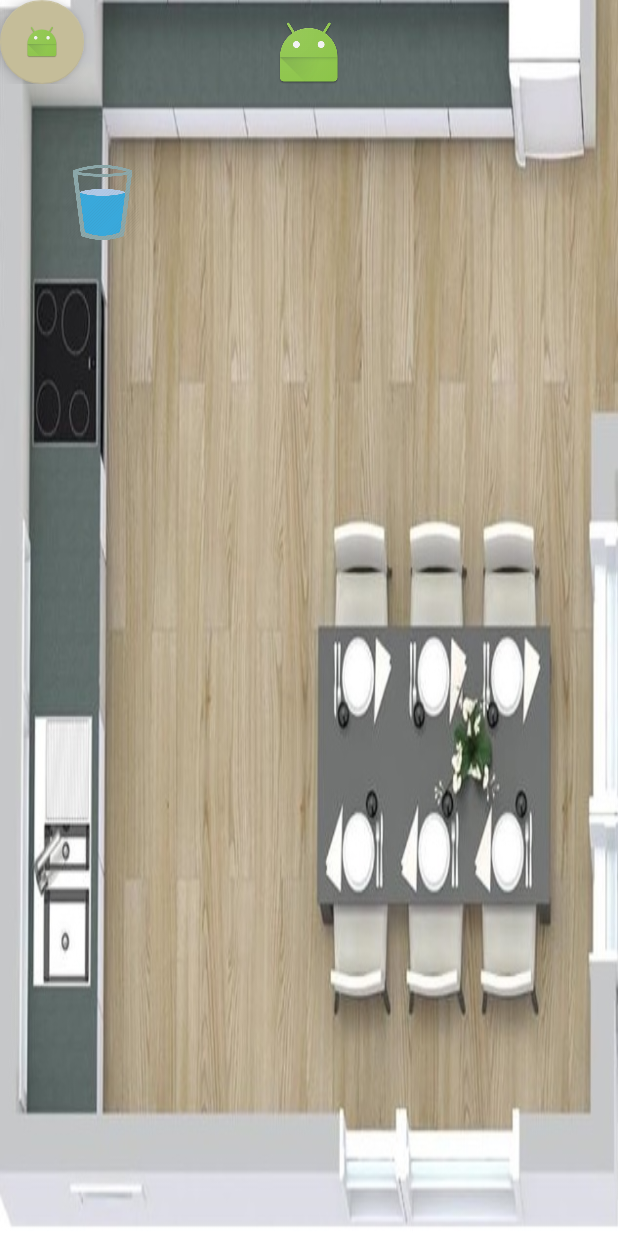
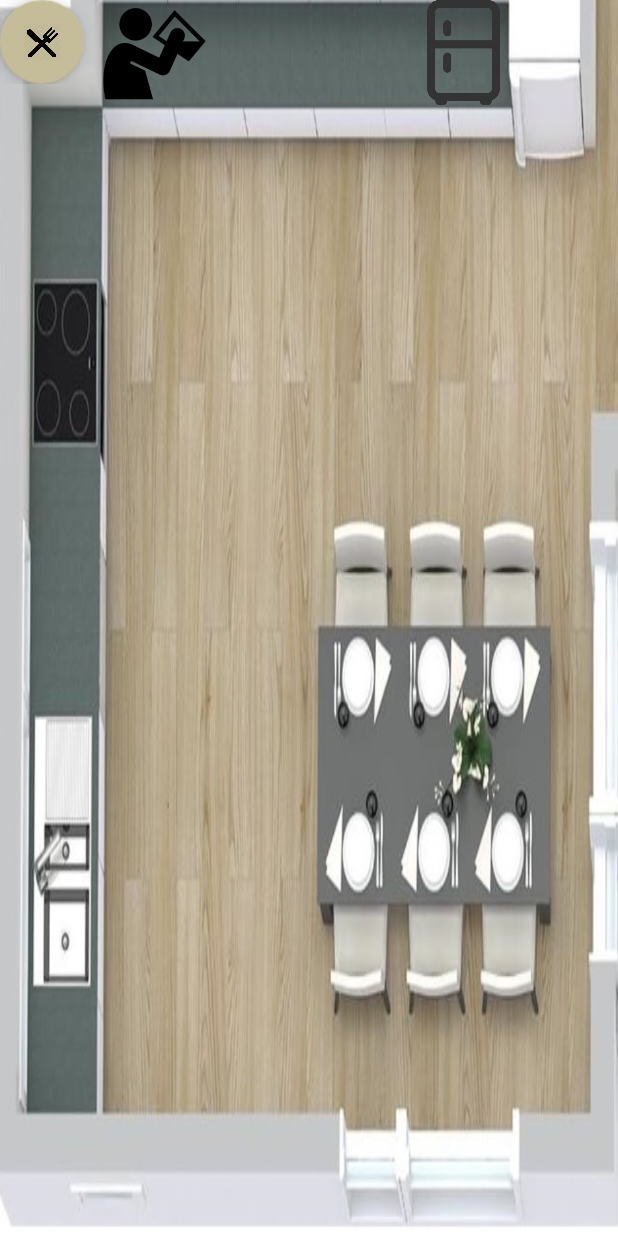
Before and after one commit to Zerakul/SmartyHomey, an Android app: the KitchenActivity screen opened directly, with no data from a screen before it, on a phone screen of 412 x 824 dp. Run offline under Robolectric (Android 15) with nearby library versions, the phone set to English and light mode, and no system bars; libraries missing offline, so code that uses them is left out: com.github.fafaldo.fabtoolbar; plain views replace FABToolbarLayout; 2 statements that could not run were skipped.

Commit message:
added Kitchen icons and action also created a popup for kitchen shoping list

```diff
--- a/app/src/main/java/com/homey/smarty/smartyhomey/KitchenActivity.java
+++ b/app/src/main/java/com/homey/smarty/smartyhomey/KitchenActivity.java
@@ -3,16 +3,100 @@ package com.homey.smarty.smartyhomey;
 import android.os.Bundle;
 import android.os.PersistableBundle;
 import android.support.v4.app.FragmentActivity;
+import android.view.MotionEvent;
+import android.view.View;
+import android.widget.ImageView;
+
+import com.github.fafaldo.fabtoolbar.widget.FABToolbarLayout;
+import com.homey.smarty.smartyhomey.Managers.PopUpManager;
+import com.homey.smarty.smartyhomey.Managers.TTSManager;
 
 /**
  * Created by Seiran on 17/07/2017.
  */
 
 public class KitchenActivity extends FragmentActivity {
+    public FABToolbarLayout layout;
+    public TTSManager tts;
+    public PopUpManager pm;
 
     @Override
     protected void onCreate(Bundle savedInstanceState) {
         super.onCreate(savedInstanceState);
         setContentView(R.layout.kitchen_activity);
+        pm = new PopUpManager(this, KitchenActivity.this);
+
+        tts = new TTSManager(this);
+
+        setFab();
+    }
+
+    @Override
+    protected void onStop() {
+        super.onStop();
+        tts.stop();
+    }
+
+    @Override
+    protected void onDestroy() {
+        super.onDestroy();
+        tts.shutDown();
+
+    }
+
+    public void waterGlassTap (View v){
+
+        ImageView wg = (ImageView) findViewById(R.id.water_glass);
+        wg.setImageResource(R.drawable.water_glass_empty);
+
+        tts.talkLater("Water Drinked");
+
+    }
+
+
+    public void drinkWaterTap(View v) {
+        ImageView wg = (ImageView) findViewById(R.id.water_glass);
+        wg.setImageResource(R.drawable.waterglass);
+        wg.setVisibility(View.VISIBLE);
+
+
+        tts.talkLater("Water Served");
+
+
+    }
+
+
+    private void setFab() {
+        View fab;
+        layout = (FABToolbarLayout) findViewById(R.id.fabtoolbar);
+        fab = findViewById(R.id.fabtoolbar_fab);
+
+        fab.setOnClickListener(new View.OnClickListener() {
+            @Override
+            public void onClick(View v) {
+                layout.show();
+            }
+        });
+        layout.setOnTouchListener(new View.OnTouchListener() {
+            @Override
+            public boolean onTouch(View v, MotionEvent event) {
+                layout.hide();
+                return false;
+            }
+        });
+    }
+
+    public void shopingCartTap(View v){
+
+        pm.makePopUp(v,R.layout.shopinglist_popup);
+
+    }
+
+    public void frideTap (View v){
+        ImageView wg = (ImageView) findViewById(R.id.shopingCart);
+        wg.setVisibility(View.VISIBLE);
+
+        tts.talkLater("Shopping cart ready");
+
     }
 }
--- a/app/src/main/java/com/homey/smarty/smartyhomey/LoginActivity.java
+++ b/app/src/main/java/com/homey/smarty/smartyhomey/LoginActivity.java
@@ -188,6 +188,7 @@ public class LoginActivity extends Activity implements LoaderCallbacks<Cursor> {
             if(Controller.VerifyUser(email, password)) {
                 Intent intent = new Intent(LoginActivity.this, MainActivity.class);
                 startActivity(intent);
+                finish();
             } else {
                 PopUpManager mPopUpManager = new PopUpManager(this, LoginActivity.this);
                 mPopUpManager.customErrorToast(getResources().getString(R.string.invalid_sign_in_params));
--- a/app/src/main/java/com/homey/smarty/smartyhomey/MainActivity.java
+++ b/app/src/main/java/com/homey/smarty/smartyhomey/MainActivity.java
@@ -20,7 +20,7 @@ public class MainActivity extends FragmentActivity {
     //TODO timer class (Seiran will do)
     //TODO code cleanup
     //TODO change popup colors
-    //TODO TTS on pause (shutdown)
+    //TODO TTS on pause (example in kitchen activity)
     //TODO Bathrom/SleepRoom (DANA)
     //TODO kitchen living room settings activity (Seiran)
 
--- a/app/src/main/java/com/homey/smarty/smartyhomey/Managers/TTSManager.java
+++ b/app/src/main/java/com/homey/smarty/smartyhomey/Managers/TTSManager.java
@@ -69,7 +69,7 @@ public class TTSManager {
      */
     public void talk(String string) {
 
-        if(sharedPreferences.getBoolean(ConstantValues.UI_VOICE_SWITCH,false))
+        if(sharedPreferences.getBoolean(ConstantValues.UI_VOICE_SWITCH,true))
         if (Build.VERSION.SDK_INT >= Build.VERSION_CODES.LOLLIPOP) {
             ttsGreater21(string, TextToSpeech.QUEUE_FLUSH);
         } else {
@@ -85,7 +85,7 @@ public class TTSManager {
      */
     public void talkLater(String s){
 
-        if(sharedPreferences.getBoolean(ConstantValues.UI_VOICE_SWITCH,false))
+        if(sharedPreferences.getBoolean(ConstantValues.UI_VOICE_SWITCH,true))
         if (Build.VERSION.SDK_INT >= Build.VERSION_CODES.LOLLIPOP) {
             ttsGreater21(s, TextToSpeech.QUEUE_ADD);
         } else {
--- a/app/src/main/res/layout/activity_main.xml
+++ b/app/src/main/res/layout/activity_main.xml
@@ -54,7 +54,7 @@
                 android:layout_weight="0.3"
                 android:onClick="onKitchenBtnTap"
                 android:scaleType="centerInside"
-                android:src="@mipmap/ic_launcher"/>
+                android:src="@drawable/kitchenicon"/>
 
 
             <ImageView
--- a/app/src/main/res/layout/kitchen_activity.xml
+++ b/app/src/main/res/layout/kitchen_activity.xml
@@ -44,7 +44,7 @@
                 android:layout_width="wrap_content"
                 android:layout_height="wrap_content"
                 app:fabSize="normal"
-                android:src="@mipmap/ic_launcher"
+                android:src="@drawable/kitchenicon"
                 app:backgroundTint="@color/CoralRif" />
 
         </RelativeLayout>
@@ -57,13 +57,24 @@
             android:orientation="horizontal">
 
             <ImageView
-            android:id="@+id/connectBtn"
+            android:id="@+id/waterDrinkImg"
             android:layout_width="0dp"
             android:layout_height="match_parent"
             android:layout_weight="0.3"
-            android:onClick="onKitchenBtnTap"
+            android:onClick="drinkWaterTap"
             android:scaleType="centerInside"
-            android:src="@mipmap/ic_launcher"/>
+
+            android:src="@drawable/drinkwater"/>
+
+            <ImageView
+                android:id="@+id/frezer"
+                android:layout_width="0dp"
+                android:layout_height="match_parent"
+                android:layout_weight="0.3"
+                android:onClick="frideTap"
+                android:scaleType="centerInside"
+
+                android:src="@drawable/fridge"/>
 
 
 
@@ -78,11 +89,27 @@
             android:layout_width="50dp"
             android:layout_height="50dp"
             android:src="@drawable/waterglass"
-            android:layout_marginStart="43dp"
-            android:layout_marginTop="110dp"
-            android:id="@+id/imageView2"
+            android:layout_marginStart="97dp"
+            android:layout_marginTop="90dp"
+            android:onClick="waterGlassTap"
+            android:id="@+id/water_glass"
+            android:visibility="gone"
             android:layout_alignParentTop="true"
             android:layout_alignParentStart="true" />
+
+        <ImageView
+            android:layout_width="75dp"
+            android:layout_height="60dp"
+            android:src="@drawable/shopping_cart"
+            android:id="@+id/shopingCart"
+            android:onClick="shopingCartTap"
+            android:maxHeight="10dp"
+            android:layout_marginEnd="102dp"
+            android:scaleType="fitXY"
+            android:visibility="gone"
+            android:layout_marginTop="104dp"
+
+            android:layout_alignParentEnd="true" />
 
 
     </com.github.fafaldo.fabtoolbar.widget.FABToolbarLayout>
```
Also changed, not shown: app/src/main/AndroidManifest.xml (+5 -4 lines), app/src/main/java/com/homey/smarty/smartyhomey/Managers/PopUpManager.java (+4 -7 lines), app/src/main/res/drawable/marker_popup_shape.xml (added, +13 -0 lines), app/src/main/res/layout/shopinglist_popup.xml (added, +87 -0 lines), app/src/main/res/values/strings.xml (+15 -0 lines), app/src/main/res/drawable/drinkwater.png (added), app/src/main/res/drawable/fridge.png (added), app/src/main/res/drawable/kitchenicon.png (added), app/src/main/res/drawable/shopping_cart.png (added), app/src/main/res/drawable/water_glass_empty.png (added).
